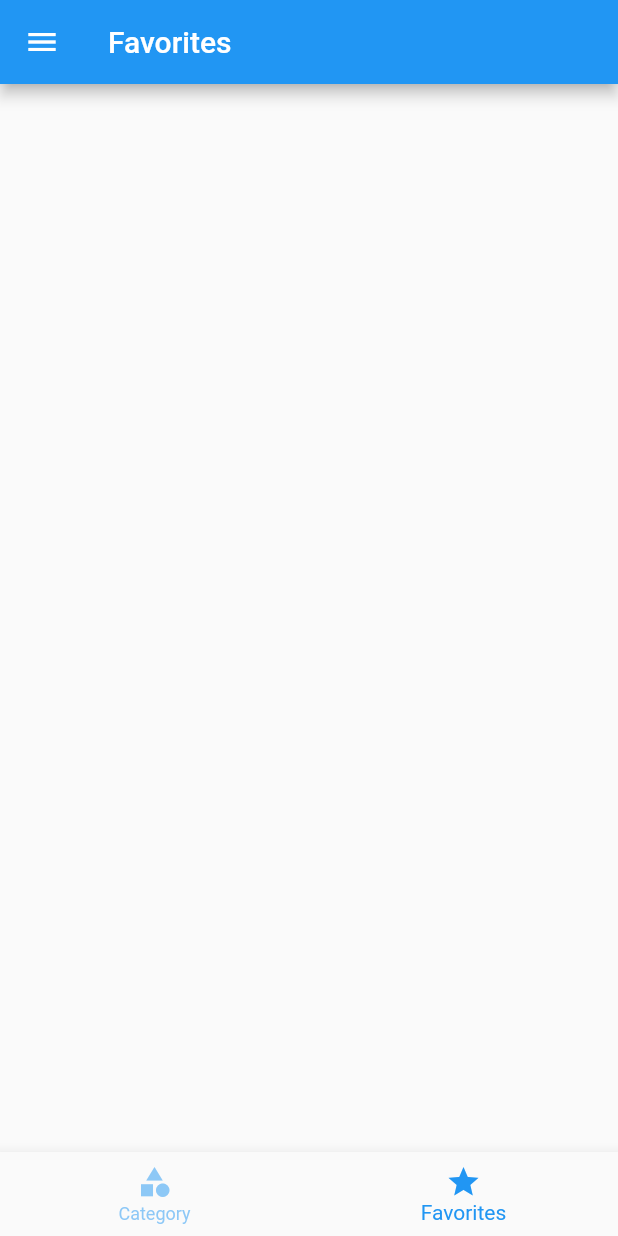
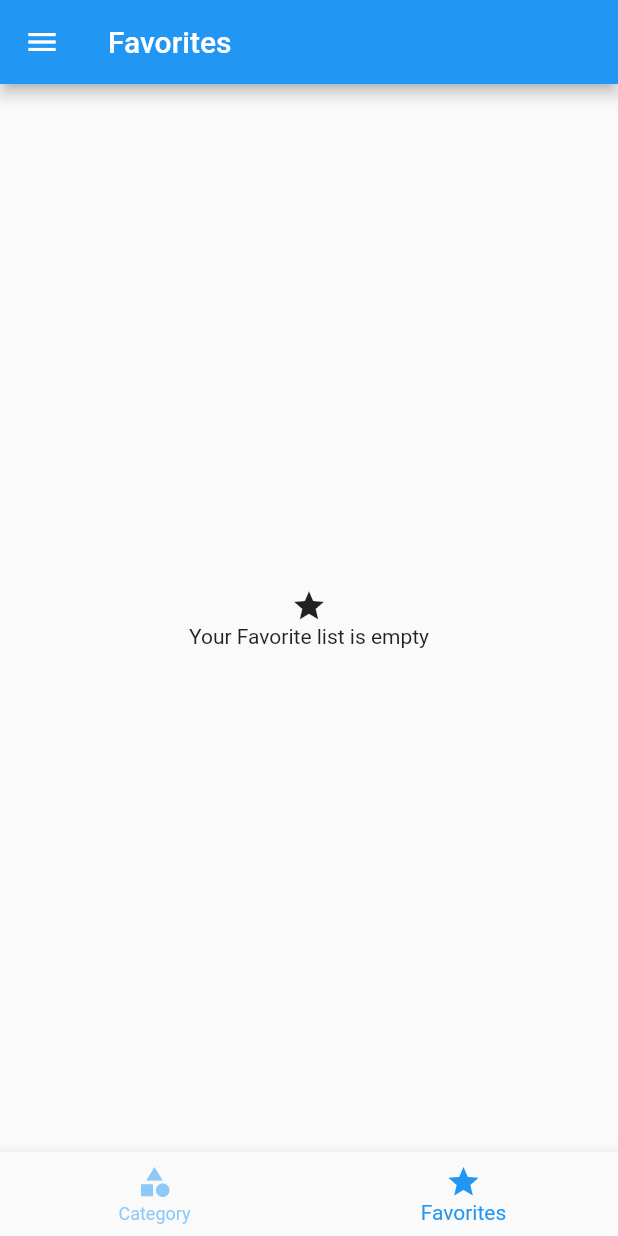
Before and after one commit to anotherglitchinthematrix/flutter-demo-meal, a Flutter app: the screen it shows after launch, item 2 of the bottom bar chosen, on a phone screen of 412 x 824 dp. Run offline on Flutter 3.47's test engine with Material 2 defaults, Android fonts, the phone set to English and light mode, and no system bars.

Commit message:
Favorite logic

```diff
--- a/lib/main.dart
+++ b/lib/main.dart
@@ -20,7 +20,7 @@ class _AppState extends State<App> {
   };
 
   List<Meal> _meals = DUMMY_MEALS;
-
+  List<Meal> _favoriteMeals = [];
   void _setFilters(Map<String, bool> filters) {
     setState(() {
       _filters = filters;
@@ -42,18 +42,32 @@ class _AppState extends State<App> {
     });
   }
 
+  void _toggleFavorite(Meal meal) {
+    setState(() {
+      if (_favoriteMeals.contains(meal)) {
+        _favoriteMeals.remove(meal);
+      } else {
+        _favoriteMeals.add(meal);
+      }
+    });
+  }
+
+  bool _isMealFavorite(Meal meal) {
+    return _favoriteMeals.contains(meal);
+  }
+
   @override
   Widget build(BuildContext context) {
     return MaterialApp(
       title: 'Meal App',
-      home: TabsScreen(),
+      home: TabsScreen(_favoriteMeals),
       routes: {
         CategoryScreen.routeName: (context) => CategoryScreen(_meals),
-        FavoritesScreen.routeName: (context) => FavoritesScreen(),
         FiltersScreen.routeName: (context) =>
             FiltersScreen(_setFilters, _filters),
         CategoriesScreen.routeName: (context) => CategoriesScreen(),
-        MealScreen.routeName: (context) => MealScreen(),
+        MealScreen.routeName: (context) =>
+            MealScreen(_toggleFavorite, _isMealFavorite),
       },
     );
   }
--- a/lib/screens/favorites.screen.dart
+++ b/lib/screens/favorites.screen.dart
@@ -1,9 +1,33 @@
+import 'package:course_007/models/index.dart';
+import 'package:course_007/widgets/meal_item.widget.dart';
 import 'package:flutter/material.dart';
 
 class FavoritesScreen extends StatelessWidget {
   static const routeName = '/favorites';
+
+  final List<Meal> meals;
+
+  FavoritesScreen(this.meals);
+
   @override
   Widget build(BuildContext context) {
-    return Scaffold();
+    if (meals.length == 0) {
+      return Center(
+          child: Column(
+        mainAxisAlignment: MainAxisAlignment.center,
+        children: <Widget>[
+          Icon(Icons.star),
+          Text('Your Favorite list is empty'),
+        ],
+      ));
+    }
+
+    return ListView.builder(
+      itemCount: meals.length,
+      itemBuilder: (context, index) {
+        Meal meal = meals[index];
+        return MealItem(meal);
+      },
+    );
   }
 }
--- a/lib/screens/tabs.screen.dart
+++ b/lib/screens/tabs.screen.dart
@@ -1,17 +1,28 @@
+import 'package:course_007/models/index.dart';
 import 'package:course_007/screens/index.dart';
 import 'package:course_007/widgets/index.dart';
 import 'package:flutter/material.dart';
 
 class TabsScreen extends StatefulWidget {
+  final List<Meal> favoriteMeals;
+
+  TabsScreen(this.favoriteMeals);
+
   @override
   _TabsScreenState createState() => _TabsScreenState();
 }
 
 class _TabsScreenState extends State<TabsScreen> {
-  final List<Map<String, Object>> _screens = [
-    {'title': 'Categories', 'page': CategoriesScreen()},
-    {'title': 'Favorites', 'page': FavoritesScreen()},
-  ];
+  List<Map<String, Object>> _screens;
+
+  @override
+  void initState() {
+    _screens = [
+      {'title': 'Categories', 'page': CategoriesScreen()},
+      {'title': 'Favorites', 'page': FavoritesScreen(widget.favoriteMeals)},
+    ];
+    super.initState();
+  }
 
   int _selectedPageIndex = 0;
 
```
Also changed, not shown: lib/screens/meal.screen.dart (+12 -0 lines).
